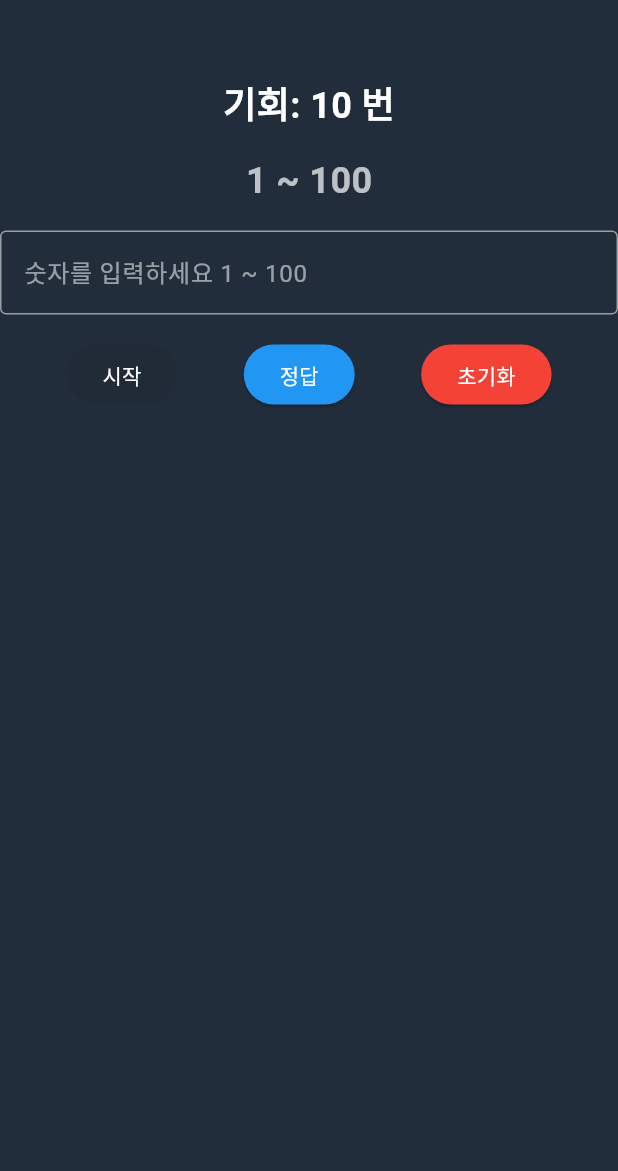
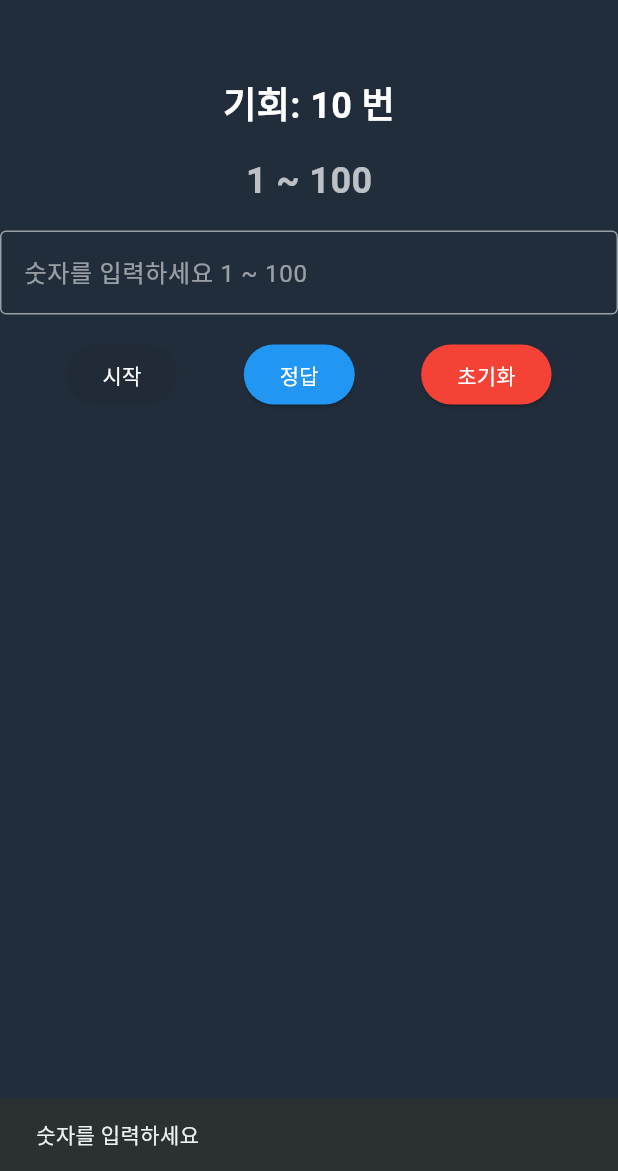
Before and after one commit to Shin-SeungHun/number_game, a Flutter app: the screen it shows after launch, after a tap on "시작", after a tap on "정답", on a phone screen of 412 x 824 dp, the part 65-1236 px from its top. Run offline on Flutter 3.47's test engine with Material 3 defaults, Android fonts, the phone set to English and light mode, and no system bars.

```diff
--- a/lib/main.dart
+++ b/lib/main.dart
@@ -153,6 +153,7 @@ class _GameScreenState extends State<GameScreen> {
       int? inputNumber = int.tryParse(_controller.text);
 
       if (inputNumber == null) {
+        _showToast('숫자를 입력하세요');
         return;
       }
 
@@ -173,13 +174,24 @@ class _GameScreenState extends State<GameScreen> {
           resultText: '정답: $inputNumber',
           isGameActive: false,
         );
+        _showToast('정답입니다.');
       }
 
       _controller.clear();
       setState(() {});
     } else {
+      _showToast('게임 종료');
       _gameData = _gameData.copyWith(isGameActive: false);
       setState(() {});
     }
   }
+
+  void _showToast(String message) {
+    ScaffoldMessenger.of(context).showSnackBar(
+      SnackBar(
+        content: Text(message),
+        duration: const Duration(seconds: 3),
+      ),
+    );
+  }
 }
```
